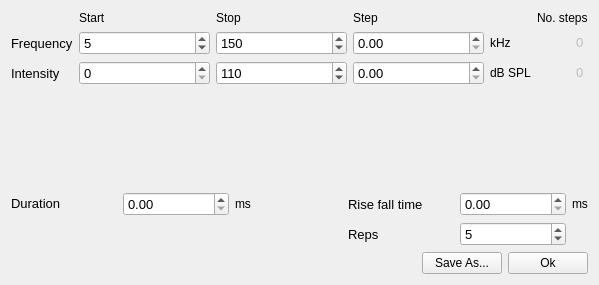
This is spikeylab/stim/tuning_curve.ui in portfors-lab/sparkle as Qt 5 draws it before an edit. The edited form follows.
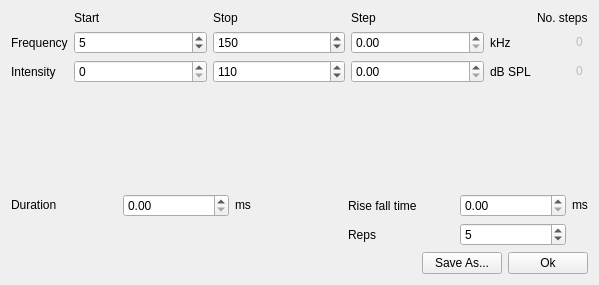
This is the edited form. Custom widgets are drawn as their Qt base class.

Commit message: Font size specified by user. Stim component detail tweaks and save/load

The edit to the form file:
```diff
--- a/spikeylab/stim/tuning_curve.ui
+++ b/spikeylab/stim/tuning_curve.ui
@@ -18,11 +18,6 @@
     <layout class="QGridLayout" name="gridLayout_2">
      <item row="2" column="2">
       <widget class="QSpinBox" name="db_stop_spnbx">
-       <property name="font">
-        <font>
-         <pointsize>10</pointsize>
-        </font>
-       </property>
        <property name="maximum">
         <number>120</number>
        </property>
@@ -33,11 +28,6 @@
      </item>
      <item row="1" column="2">
       <widget class="QSpinBox" name="freq_stop_spnbx">
-       <property name="font">
-        <font>
-         <pointsize>10</pointsize>
-        </font>
-       </property>
        <property name="maximum">
         <number>200</number>
        </property>
@@ -74,11 +64,6 @@
      </item>
      <item row="1" column="1">
       <widget class="QSpinBox" name="freq_start_spnbx">
-       <property name="font">
-        <font>
-         <pointsize>10</pointsize>
-        </font>
-       </property>
        <property name="maximum">
         <number>200</number>
        </property>
@@ -92,11 +77,6 @@
      </item>
      <item row="2" column="1">
       <widget class="QSpinBox" name="db_start_spnbx">
-       <property name="font">
-        <font>
-         <pointsize>10</pointsize>
-        </font>
-       </property>
        <property name="maximum">
         <number>150</number>
        </property>
@@ -116,11 +96,6 @@
          <verstretch>0</verstretch>
         </sizepolicy>
        </property>
-       <property name="font">
-        <font>
-         <pointsize>10</pointsize>
-        </font>
-       </property>
        <property name="text">
         <string>Frequency</string>
        </property>
@@ -135,11 +110,6 @@
      </item>
      <item row="2" column="0">
       <widget class="QLabel" name="label_18">
-       <property name="font">
-        <font>
-         <pointsize>10</pointsize>
-        </font>
-       </property>
        <property name="text">
         <string>Intensity</string>
        </property>
@@ -186,22 +156,10 @@
       </widget>
      </item>
      <item row="2" column="3">
-      <widget class="SmartSpinBox" name="db_step_spnbx">
-       <property name="font">
-        <font>
-         <pointsize>10</pointsize>
-        </font>
-       </property>
-      </widget>
+      <widget class="SmartSpinBox" name="db_step_spnbx"/>
      </item>
      <item row="1" column="3">
-      <widget class="SmartSpinBox" name="freq_step_spnbx">
-       <property name="font">
-        <font>
-         <pointsize>10</pointsize>
-        </font>
-       </property>
-      </widget>
+      <widget class="SmartSpinBox" name="freq_step_spnbx"/>
      </item>
      <item row="1" column="5">
       <widget class="QLineEdit" name="freq_nsteps_lbl">
@@ -220,11 +178,6 @@
          <height>16777215</height>
         </size>
        </property>
-       <property name="font">
-        <font>
-         <pointsize>10</pointsize>
-        </font>
-       </property>
        <property name="inputMask">
         <string/>
        </property>
@@ -256,11 +209,6 @@
          <height>16777215</height>
         </size>
        </property>
-       <property name="font">
-        <font>
-         <pointsize>10</pointsize>
-        </font>
-       </property>
        <property name="text">
         <string>0</string>
        </property>
@@ -278,11 +226,6 @@
     <layout class="QGridLayout" name="gridLayout_3">
      <item row="0" column="3">
       <widget class="QLabel" name="label_14">
-       <property name="font">
-        <font>
-         <pointsize>10</pointsize>
-        </font>
-       </property>
        <property name="text">
         <string>Rise fall time</string>
        </property>
@@ -296,11 +239,6 @@
          <verstretch>0</verstretch>
         </sizepolicy>
        </property>
-       <property name="font">
-        <font>
-         <pointsize>10</pointsize>
-        </font>
-       </property>
        <property name="text">
         <string>Duration</string>
        </property>
@@ -334,11 +272,6 @@
      </item>
      <item row="1" column="4">
       <widget class="QSpinBox" name="nreps_spnbx">
-       <property name="font">
-        <font>
-         <pointsize>10</pointsize>
-        </font>
-       </property>
        <property name="minimum">
         <number>1</number>
        </property>
@@ -352,11 +285,6 @@
      </item>
      <item row="1" column="3">
       <widget class="QLabel" name="label_31">
-       <property name="font">
-        <font>
-         <pointsize>10</pointsize>
-        </font>
-       </property>
        <property name="text">
         <string>Reps</string>
        </property>
@@ -364,24 +292,13 @@
      </item>
      <item row="0" column="1">
       <widget class="SmartSpinBox" name="dur_spnbx">
-       <property name="font">
-        <font>
-         <pointsize>10</pointsize>
-        </font>
-       </property>
        <property name="maximum">
         <double>1000.000000000000000</double>
        </property>
       </widget>
      </item>
      <item row="0" column="4">
-      <widget class="SmartSpinBox" name="risefall_spnbx">
-       <property name="font">
-        <font>
-         <pointsize>10</pointsize>
-        </font>
-       </property>
-      </widget>
+      <widget class="SmartSpinBox" name="risefall_spnbx"/>
      </item>
     </layout>
    </item>
```
The commit also changes 22 other files.
